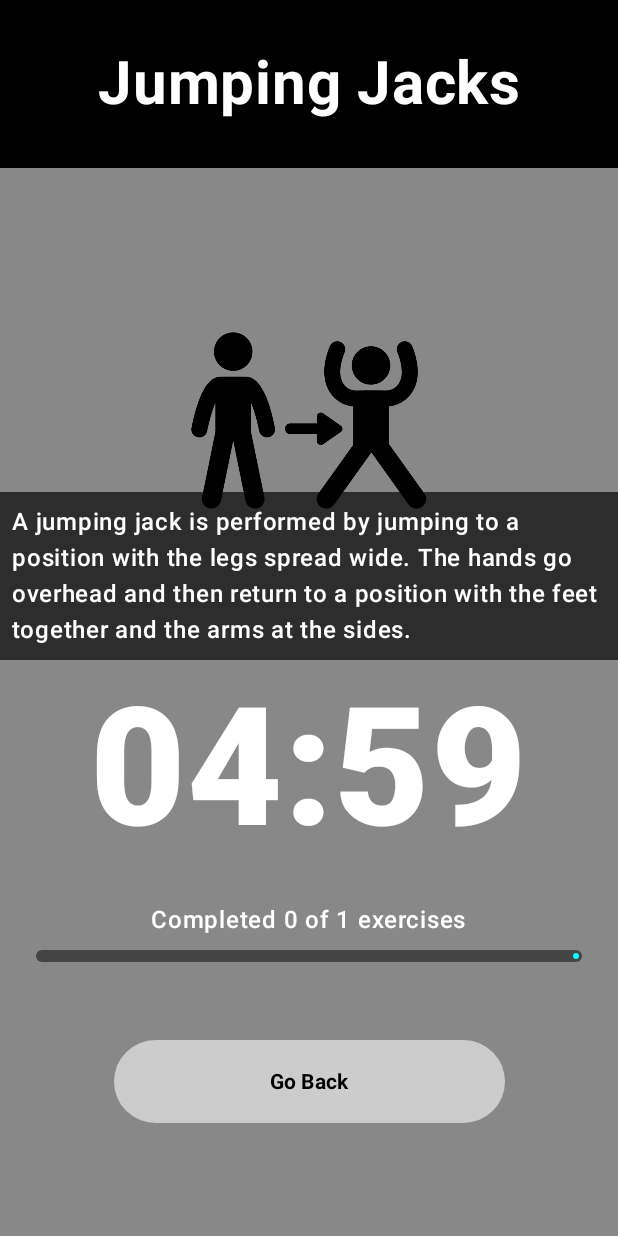
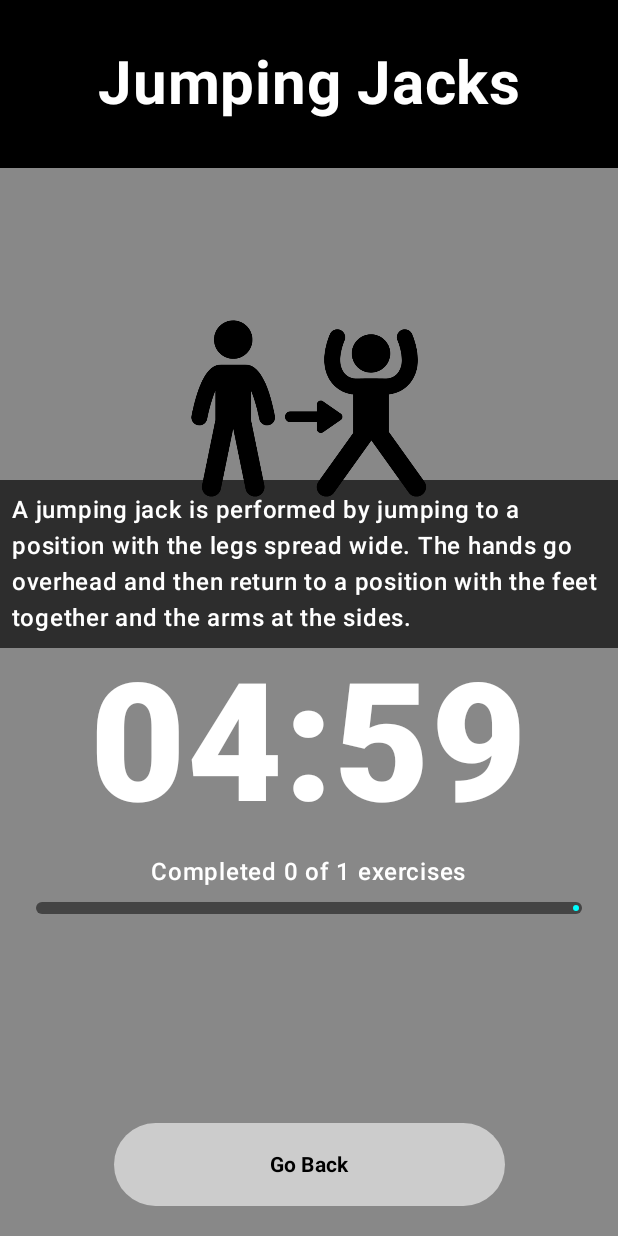
Before and after one commit to ErenAliKoerbay/CrossFitApp, an Android app built with Jetpack Compose: the screen it shows after launch (MainActivity), after a tap on "Start Workout", on a phone screen of 412 x 824 dp. Run offline under Robolectric (Android 15) with nearby library versions, the phone set to English and light mode, and no system bars.

Commit message:
angepasster Button

```diff
--- a/app/src/main/java/com/example/crossfitapp/CountdownScreen.kt
+++ b/app/src/main/java/com/example/crossfitapp/CountdownScreen.kt
@@ -77,8 +77,14 @@ fun CountdownScreen(
         modifier = Modifier
             .fillMaxSize()
             .background(Color.Gray),
-        horizontalAlignment = Alignment.CenterHorizontally,
-        verticalArrangement = Arrangement.spacedBy(8.dp, Alignment.Top) // Abstand reduziert
+        horizontalAlignment = Alignment.CenterHorizontally
+    ) {
+        // Alle Inhalte, die oben stehen sollen
+        Column(
+            modifier = Modifier
+                .weight(1f)
+                .fillMaxWidth(),
+            horizontalAlignment = Alignment.CenterHorizontally
         ) {
             Box(
                 modifier = Modifier
@@ -105,7 +111,7 @@ fun CountdownScreen(
                 Box(
                     modifier = Modifier
                         .fillMaxWidth()
-                    .height(320.dp), // Höhe reduziert
+                        .height(320.dp),
                     contentAlignment = Alignment.BottomCenter
                 ) {
                     Image(
@@ -166,9 +172,9 @@ fun CountdownScreen(
                     trackColor = Color.DarkGray
                 )
             }
+        }
 
-        Spacer(modifier = Modifier.height(16.dp)) // Reduzierter Abstand
-
+        // Button immer ganz unten – wie im SetupScreen
         Button(
             onClick = { onFinish() },
             shape = RoundedCornerShape(50),
```
Lines whose indentation alone changed are shown as unchanged.
